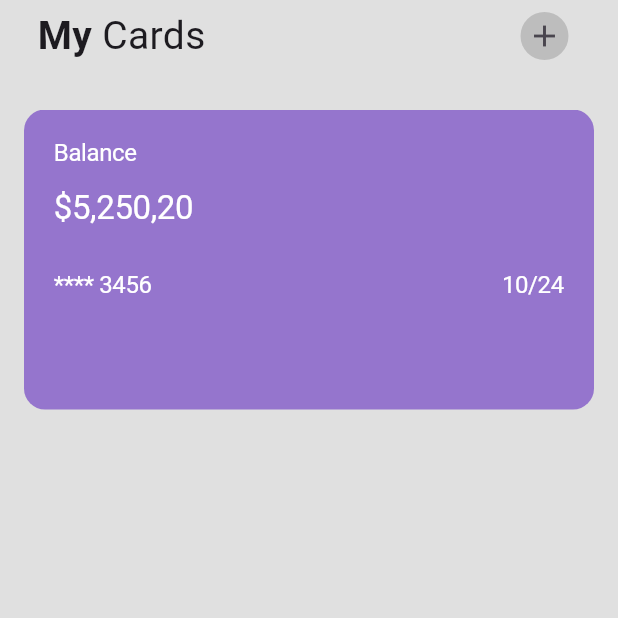
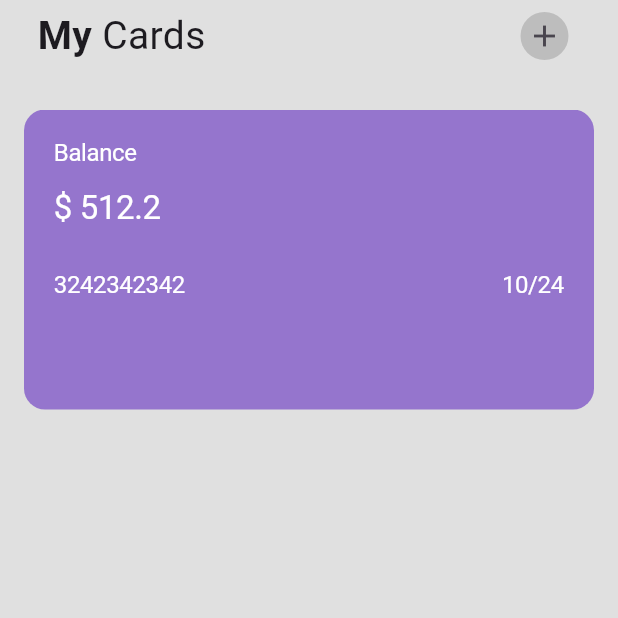
Before and after one commit to songhee24/wallet-app-ui, a Flutter app: the screen it shows after launch, on a phone screen of 412 x 824 dp, the top half of it. Run offline on Flutter 3.47's test engine with Material 2 defaults, Android fonts, the phone set to English and light mode, and no system bars.

Commit message:
card dynamic fields

```diff
--- a/lib/src/screens/home_screen.dart
+++ b/lib/src/screens/home_screen.dart
@@ -65,15 +65,14 @@ class _HomeScreenState extends State<HomeScreen> {
                 height: 200,
                 child: PageView(
                   scrollDirection: Axis.horizontal,
-                  children: const <Widget>[
+                  children: <Widget>[
                     CreditCard(
                       symmetricMargin: 16,
-                    ),
-                    CreditCard(
-                      symmetricMargin: 16,
-                    ),
-                    CreditCard(
-                      symmetricMargin: 16,
+                      balance: 512.20,
+                      cardNumber: 3242342342,
+                      expiryMonth: 10,
+                      expiryYear: 24,
+                      color: Colors.deepPurple[300]!,
                     ),
                   ],
                 )),
--- a/lib/src/widgets/card/credit_card.dart
+++ b/lib/src/widgets/card/credit_card.dart
@@ -3,8 +3,20 @@ import 'package:flutter/material.dart';
 ///  Created by mac on 8/2/23.
 class CreditCard extends StatelessWidget {
   final double symmetricMargin;
+  final double balance;
+  final int cardNumber;
+  final int expiryMonth;
+  final int expiryYear;
+  final Color color;
 
-  const CreditCard({super.key, this.symmetricMargin = 0});
+  const CreditCard(
+      {super.key,
+      this.symmetricMargin = 0,
+      required this.balance,
+      required this.cardNumber,
+      required this.expiryMonth,
+      required this.expiryYear,
+      required this.color});
 
   @override
   Widget build(BuildContext context) {
@@ -13,7 +25,7 @@ class CreditCard extends StatelessWidget {
       margin: EdgeInsets.symmetric(horizontal: symmetricMargin),
       padding: const EdgeInsets.all(20),
       decoration: BoxDecoration(
-        color: Colors.deepPurple[300],
+        color: color,
         borderRadius: BorderRadius.circular(14),
       ),
       child: Column(
@@ -24,7 +36,7 @@ class CreditCard extends StatelessWidget {
             height: 15,
           ),
           Text(
-            '\$5,250,20',
+            '\$ $balance',
             style: Theme.of(context).textTheme.headline1?.merge(
                   const TextStyle(
                     fontSize: 22,
@@ -38,11 +50,11 @@ class CreditCard extends StatelessWidget {
             mainAxisAlignment: MainAxisAlignment.spaceBetween,
             children: <Widget>[
               Text(
-                '**** 3456',
+                '$cardNumber',
                 style: Theme.of(context).textTheme.headline1,
               ),
               Text(
-                '10/24',
+                '$expiryMonth/$expiryYear',
                 style: Theme.of(context).textTheme.headline1,
               ),
             ],
```
